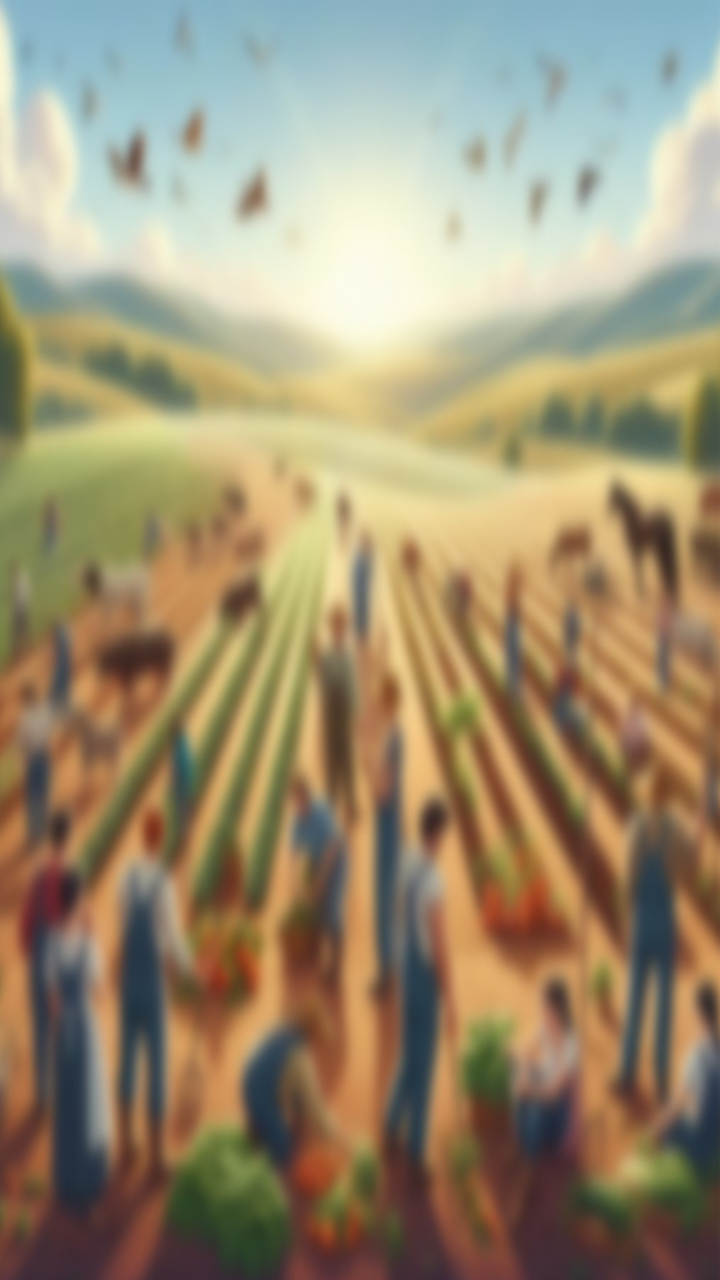
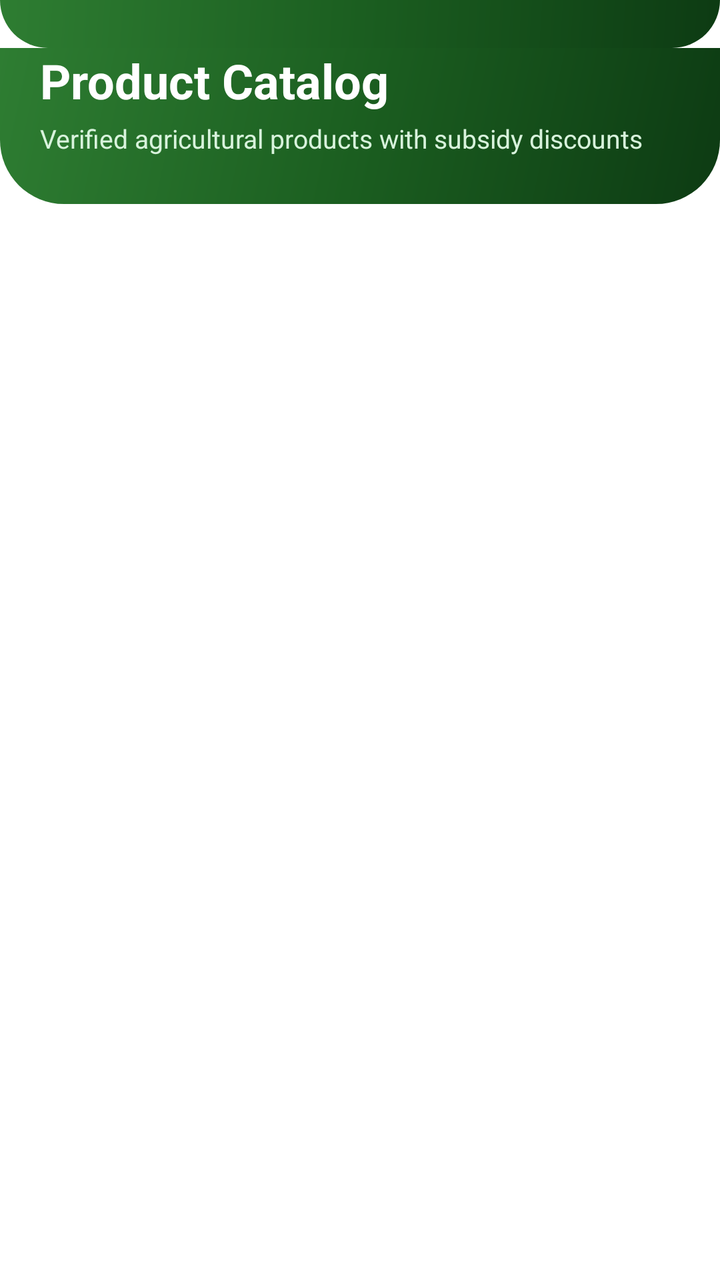

Screens rendered from an Android XML layout before and after an edit, with the pre-edit source and the edit as a unified diff.
<!-- AndroidManifest.xml: application theme Theme.AGRICONNECT -->
<!-- res/layout/fragment_market__place__layout.xml -->
<?xml version="1.0" encoding="utf-8"?>
<layout xmlns:app="http://schemas.android.com/apk/res-auto">
<FrameLayout xmlns:android="http://schemas.android.com/apk/res/android"
    xmlns:tools="http://schemas.android.com/tools"
    android:layout_width="match_parent"
    android:layout_height="match_parent"
    tools:context=".Farmer_Market.MarketPlace.Market_Place_Layout"
    android:background="@drawable/blur_background">


    <TextView
        android:layout_width="match_parent"
        android:layout_height="match_parent"
        android:text="Market Type"
        android:id="@+id/Market_Id"
        android:visibility="invisible"/>


    <androidx.recyclerview.widget.RecyclerView
        android:layout_width="match_parent"
        android:layout_height="match_parent"
        android:id="@+id/recyclerView_Farmer_Product"
        android:paddingTop="30dp"
        tools:listitem="@layout/market_palce_layout"
        />


</FrameLayout>
</layout>
<!-- res/layout/market_palce_layout.xml (included above) -->
<?xml version="1.0" encoding="utf-8"?>
    <androidx.cardview.widget.CardView
    xmlns:tools="http://schemas.android.com/tools"
    xmlns:android="http://schemas.android.com/apk/res/android"
    xmlns:app="http://schemas.android.com/apk/res-auto"

        android:layout_width="match_parent"
        android:layout_height="wrap_content"
        android:layout_marginHorizontal="10dp"
        android:layout_marginVertical="10dp"
        android:layout_marginStart="12dp"
        android:layout_marginEnd="12dp"
        app:cardCornerRadius="20dp"
        app:cardElevation="8dp">

        <LinearLayout
            android:layout_width="match_parent"
            android:layout_height="wrap_content"
            android:orientation="vertical">


            <ImageView
                android:id="@+id/Product_Image"
                android:layout_width="200dp"
                android:layout_height="150dp"
                android:layout_gravity="center_horizontal"
                android:paddingTop="10dp"
                android:src="@drawable/loding" />

            <TextView
                android:id="@+id/Product_Name"
                android:layout_width="wrap_content"
                android:layout_height="wrap_content"
                android:layout_gravity="center_horizontal"
                android:paddingLeft="5dp"
                android:paddingTop="5dp"
                android:paddingRight="5dp"
                android:text="Product Name"
                android:textAlignment="center"
                android:textSize="20dp"
                android:textStyle="bold" />

            <TextView
                android:id="@+id/Product_Price"
                android:layout_width="wrap_content"
                android:layout_height="wrap_content"
                android:layout_gravity="center_horizontal"
                android:paddingLeft="5dp"
                android:paddingTop="5dp"
                android:paddingRight="5dp"
                android:text="Product Price"
                android:textAlignment="center"
                android:textSize="20dp"
                android:textStyle="bold" />

        </LinearLayout>


    </androidx.cardview.widget.CardView>
<!-- resources referenced by this layout -->
<resources>
  <!-- drawable blur_background: jpeg bitmap (drawable, 98378 bytes) -->
  <!-- drawable loding: jpg bitmap (drawable, 8285 bytes) -->
  <style name="Theme.AGRICONNECT" parent="Base.Theme.AGRICONNECT" />
  <style name="Base.Theme.AGRICONNECT" parent="Theme.Material3.DayNight.NoActionBar">
          
           <item name="colorPrimary">#0CCEE7</item>
           <item name="colorPrimaryVariant">#0CCEE7</item>
           <item name="android:statusBarColor">#0CCEE7</item>
      </style>
</resources>

<!-- the commit's change to res/layout/fragment_market__place__layout.xml (unified diff, before → after) -->
@@ -1,89 +1,163 @@
 <?xml version="1.0" encoding="utf-8"?>
-<layout xmlns:app="http://schemas.android.com/apk/res-auto">
-<FrameLayout xmlns:android="http://schemas.android.com/apk/res/android"
-    xmlns:tools="http://schemas.android.com/tools"
-    android:layout_width="match_parent"
-    android:layout_height="match_parent"
-    tools:context=".Farmer_Market.MarketPlace.Market_Place_Layout"
-    android:background="@drawable/blur_background">
+<layout xmlns:android="http://schemas.android.com/apk/res/android"
+    xmlns:app="http://schemas.android.com/apk/res-auto"
+    xmlns:tools="http://schemas.android.com/tools">
 
-
-    <TextView
+    <LinearLayout
         android:layout_width="match_parent"
         android:layout_height="match_parent"
-        android:text="Market Type"
-        android:id="@+id/Market_Id"
-        android:visibility="invisible"/>
+        android:background="?attr/colorSurface"
+        android:orientation="vertical"
+        tools:context=".Farmer_Market.MarketPlace.Market_Place_Layout">
 
-
-    <androidx.recyclerview.widget.RecyclerView
-        android:layout_width="match_parent"
-        android:layout_height="match_parent"
-        android:id="@+id/recyclerView_Farmer_Product"
-        android:paddingTop="30dp"
-        tools:listitem="@layout/market_palce_layout"
-        />
-
-
-</FrameLayout>
-</layout>
-<!-- res/layout/market_palce_layout.xml (included above) -->
-<?xml version="1.0" encoding="utf-8"?>
-    <androidx.cardview.widget.CardView
-    xmlns:tools="http://schemas.android.com/tools"
-    xmlns:android="http://schemas.android.com/apk/res/android"
-    xmlns:app="http://schemas.android.com/apk/res-auto"
-
-        android:layout_width="match_parent"
-        android:layout_height="wrap_content"
-        android:layout_marginHorizontal="10dp"
-        android:layout_marginVertical="10dp"
-        android:layout_marginStart="12dp"
-        android:layout_marginEnd="12dp"
-        app:cardCornerRadius="20dp"
-        app:cardElevation="8dp">
+        
+        <View
+            android:layout_width="match_parent"
+            android:layout_height="24dp"
+            android:background="@drawable/bg_header_gradient" />
 
         <LinearLayout
             android:layout_width="match_parent"
             android:layout_height="wrap_content"
-            android:orientation="vertical">
+            android:background="@drawable/bg_header_gradient"
+            android:orientation="vertical"
+            android:paddingHorizontal="20dp"
+            android:paddingBottom="24dp">
 
+            <TextView
+                android:layout_width="wrap_content"
+                android:layout_height="wrap_content"
+                android:fontFamily="sans-serif-bold"
+                android:text="Product Catalog"
+                android:textColor="@color/white"
+                android:textSize="24sp"
+                android:textStyle="bold" />
+
+            <TextView
+                android:layout_width="wrap_content"
+                android:layout_height="wrap_content"
+                android:layout_marginTop="4dp"
+                android:fontFamily="sans-serif"
+                android:text="Verified agricultural products with subsidy discounts"
+                android:textColor="#D8F3DC"
+                android:textSize="13sp" />
+        </LinearLayout>
+
+        <TextView
+            android:id="@+id/Market_Id"
+            android:layout_width="wrap_content"
+            android:layout_height="wrap_content"
+            android:visibility="gone" />
+
+        
+        <androidx.recyclerview.widget.RecyclerView
+            android:id="@+id/recyclerView_Farmer_Product"
+            android:layout_width="match_parent"
+            android:layout_height="match_parent"
+            android:clipToPadding="false"
+            android:paddingHorizontal="10dp"
+            android:paddingTop="12dp"
+            android:paddingBottom="24dp"
+            tools:listitem="@layout/market_palce_layout" />
+
+    </LinearLayout>
+</layout>
+<!-- res/layout/market_palce_layout.xml (included above) -->
+<?xml version="1.0" encoding="utf-8"?>
+<com.google.android.material.card.MaterialCardView xmlns:android="http://schemas.android.com/apk/res/android"
+    xmlns:app="http://schemas.android.com/apk/res-auto"
+    xmlns:tools="http://schemas.android.com/tools"
+    android:layout_width="match_parent"
+    android:layout_height="wrap_content"
+    android:layout_margin="6dp"
+    app:cardBackgroundColor="@color/white"
+    app:cardCornerRadius="20dp"
+    app:cardElevation="2dp"
+    app:strokeColor="@color/agri_card_stroke_light"
+    app:strokeWidth="1dp">
+
+    <LinearLayout
+        android:layout_width="match_parent"
+        android:layout_height="wrap_content"
+        android:background="?attr/selectableItemBackground"
+        android:orientation="vertical">
+
+        
+        <FrameLayout
+            android:layout_width="match_parent"
+            android:layout_height="140dp">
 
             <ImageView
                 android:id="@+id/Product_Image"
-                android:layout_width="200dp"
-                android:layout_height="150dp"
-                android:layout_gravity="center_horizontal"
-                android:paddingTop="10dp"
+                android:layout_width="match_parent"
+                android:layout_height="match_parent"
+                android:scaleType="centerCrop"
                 android:src="@drawable/loding" />
+
+            
+            <TextView
+                android:layout_width="wrap_content"
+                android:layout_height="wrap_content"
+                android:layout_gravity="top|start"
+                android:layout_margin="10dp"
+                android:background="@drawable/bg_chip_pill"
+                android:backgroundTint="#CCFFFFFF"
+                android:paddingHorizontal="8dp"
+                android:paddingVertical="3dp"
+                android:text="In Stock"
+                android:textColor="@color/agri_green_primary"
+                android:textSize="10sp"
+                android:textStyle="bold" />
+        </FrameLayout>
+
+        
+        <LinearLayout
+            android:layout_width="match_parent"
+            android:layout_height="wrap_content"
+            android:orientation="vertical"
+            android:paddingHorizontal="14dp"
+            android:paddingVertical="12dp">
 
             <TextView
                 android:id="@+id/Product_Name"
-                android:layout_width="wrap_content"
+                android:layout_width="match_parent"
                 android:layout_height="wrap_content"
-                android:layout_gravity="center_horizontal"
-                android:paddingLeft="5dp"
-                android:paddingTop="5dp"
-                android:paddingRight="5dp"
+                android:ellipsize="end"
+                android:fontFamily="sans-serif-medium"
+                android:maxLines="1"
                 android:text="Product Name"
-                android:textAlignment="center"
-                android:textSize="20dp"
+                android:textColor="@color/agri_text_primary"
+                android:textSize="15sp"
                 android:textStyle="bold" />
 
-            <TextView
-                android:id="@+id/Product_Price"
-                android:layout_width="wrap_content"
+            <LinearLayout
+                android:layout_width="match_parent"
                 android:layout_height="wrap_content"
-                android:layout_gravity="center_horizontal"
-                android:paddingLeft="5dp"
-                android:paddingTop="5dp"
-                android:paddingRight="5dp"
-                android:text="Product Price"
-                android:textAlignment="center"
-                android:textSize="20dp"
-                android:textStyle="bold" />
+                android:layout_marginTop="6dp"
+                android:gravity="center_vertical"
+                android:orientation="horizontal">
+
+                <TextView
+                    android:id="@+id/Product_Price"
+                    android:layout_width="0dp"
+                    android:layout_height="wrap_content"
+                    android:layout_weight="1"
+                    android:fontFamily="sans-serif-black"
+                    android:text="₹ 450"
+                    android:textColor="@color/agri_green_primary"
+                    android:textSize="17sp"
+                    android:textStyle="bold" />
+
+                <TextView
+                    android:layout_width="wrap_content"
+                    android:layout_height="wrap_content"
+                    android:fontFamily="sans-serif-bold"
+                    android:text="Buy →"
+                    android:textColor="@color/agri_green_primary"
+                    android:textSize="12sp" />
+            </LinearLayout>
 
         </LinearLayout>
 
-
-    </androidx.cardview.widget.CardView>
+    </LinearLayout>
+</com.google.android.material.card.MaterialCardView>
<!-- resource entries referenced after the edit -->
@@ -1,13 +1,70 @@
 <!-- resources referenced by this layout -->
 <resources>
-  <!-- drawable blur_background: jpeg bitmap (drawable, 98378 bytes) -->
+  <color name="agri_card_stroke_light">#15000000</color>
+  <color name="agri_green_primary">#1B5E20</color>
+  <color name="agri_text_primary">#1A1C19</color>
+  <color name="white">#FFFFFFFF</color>
+  <!-- drawable bg_chip_pill (drawable) -->
+  <?xml version="1.0" encoding="utf-8"?>
+  <shape xmlns:android="http://schemas.android.com/apk/res/android"
+      android:shape="rectangle">
+      <solid android:color="@color/agri_mint" />
+      <stroke
+          android:width="1dp"
+          android:color="@color/agri_mint_dark" />
+      <corners android:radius="24dp" />
+  </shape>
+  <!-- drawable bg_header_gradient (drawable) -->
+  <?xml version="1.0" encoding="utf-8"?>
+  <shape xmlns:android="http://schemas.android.com/apk/res/android"
+      android:shape="rectangle">
+      <gradient
+          android:angle="135"
+          android:startColor="#0D3B13"
+          android:centerColor="#1B5E20"
+          android:endColor="#2E7D32"
+          android:type="linear" />
+      <corners
+          android:bottomLeftRadius="32dp"
+          android:bottomRightRadius="32dp" />
+  </shape>
   <!-- drawable loding: jpg bitmap (drawable, 8285 bytes) -->
   <style name="Theme.AGRICONNECT" parent="Base.Theme.AGRICONNECT" />
+  <color name="agri_mint">#E8F5E9</color>
+  <color name="agri_mint_dark">#C8E6C9</color>
   <style name="Base.Theme.AGRICONNECT" parent="Theme.Material3.DayNight.NoActionBar">
-          
-           <item name="colorPrimary">#0CCEE7</item>
-           <item name="colorPrimaryVariant">#0CCEE7</item>
-           <item name="android:statusBarColor">#0CCEE7</item>
+          <item name="colorPrimary">@color/md_theme_light_primary</item>
+          <item name="colorOnPrimary">@color/md_theme_light_onPrimary</item>
+          <item name="colorPrimaryContainer">@color/md_theme_light_primaryContainer</item>
+          <item name="colorOnPrimaryContainer">@color/md_theme_light_onPrimaryContainer</item>
+          <item name="colorSecondary">@color/md_theme_light_secondary</item>
+          <item name="colorOnSecondary">@color/md_theme_light_onSecondary</item>
+          <item name="colorSecondaryContainer">@color/md_theme_light_secondaryContainer</item>
+          <item name="colorOnSecondaryContainer">@color/md_theme_light_onSecondaryContainer</item>
+          <item name="colorError">@color/md_theme_light_error</item>
+          <item name="colorOnError">@color/md_theme_light_onError</item>
+          <item name="colorErrorContainer">@color/md_theme_light_errorContainer</item>
+          <item name="colorOnErrorContainer">@color/md_theme_light_onErrorContainer</item>
+          <item name="android:colorBackground">@color/md_theme_light_background</item>
+          <item name="colorOnBackground">@color/md_theme_light_onBackground</item>
+          <item name="colorSurface">@color/md_theme_light_surface</item>
+          <item name="colorOnSurface">@color/md_theme_light_onSurface</item>
       </style>
+  <color name="md_theme_light_primary">#1B5E20</color>
+  <color name="md_theme_light_onPrimary">#FFFFFF</color>
+  <color name="md_theme_light_primaryContainer">#D8F3DC</color>
+  <color name="md_theme_light_onPrimaryContainer">#002105</color>
+  <color name="md_theme_light_secondary">#388E3C</color>
+  <color name="md_theme_light_onSecondary">#FFFFFF</color>
+  <color name="md_theme_light_secondaryContainer">#E8F5E9</color>
+  <color name="md_theme_light_onSecondaryContainer">#0B2F10</color>
+  <color name="md_theme_light_error">#BA1A1A</color>
+  <color name="md_theme_light_onError">#FFFFFF</color>
+  <color name="md_theme_light_errorContainer">#FFDAD6</color>
+  <color name="md_theme_light_onErrorContainer">#410002</color>
+  <color name="md_theme_light_background">#F8FAF7</color>
+  <color name="md_theme_light_onBackground">#191C19</color>
+  <color name="md_theme_light_surface">#FFFFFF</color>
+  <color name="md_theme_light_onSurface">#191C19</color>
 </resources>
 
